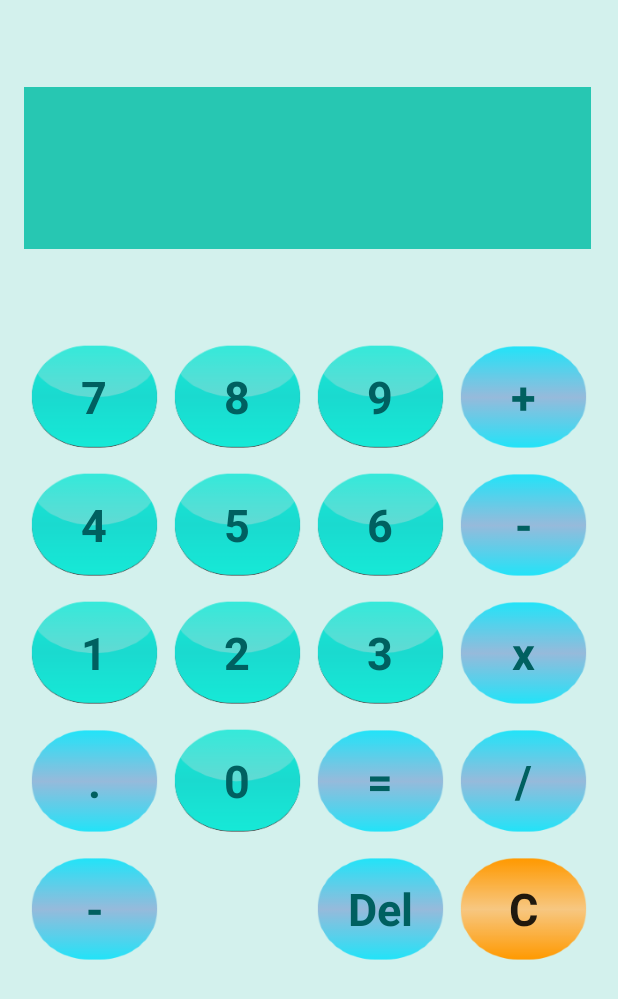
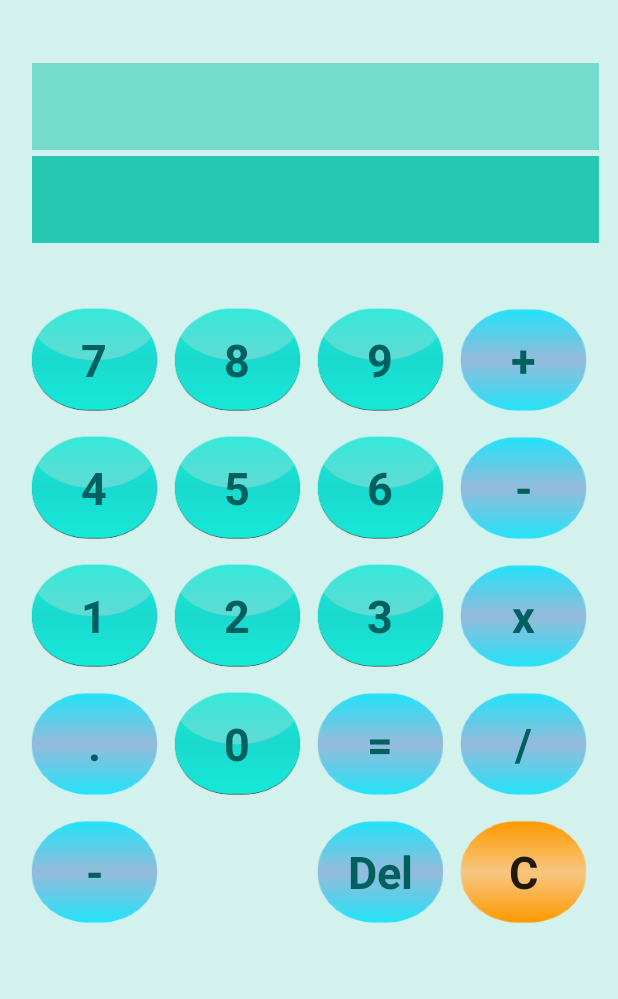
Before and after one commit to Alexsus1997/Calculator, an Android app: the screen it shows after launch (CalculatorActivity), on a phone screen of 412 x 824 dp. Shown: the top 999 px of the screen. Run offline under Robolectric (Android 15) with nearby library versions, the phone set to English and light mode, and no system bars.

Commit message:
Added textView for current operation. Now the operation is displayed on the layout

```diff
--- a/app/src/main/java/com/example/calculator/model/Display.java
+++ b/app/src/main/java/com/example/calculator/model/Display.java
@@ -1,8 +1,4 @@
 package com.example.calculator.model;
-
-import android.graphics.Path;
-
-import java.text.DecimalFormat;
 import java.math.*;
 
 public class Display
@@ -13,13 +9,9 @@ public class Display
     private String CurrentDisplay = "";
     private String CurrentOperation = "";
 
-    private static DecimalFormat Decimals;
-
     private Boolean PointFlag;
     private Boolean NegativeSignFlag;
     private Boolean OperatorFlag;
-
-
 
 
     //Button Variable initialization
@@ -43,8 +35,9 @@ public class Display
     static final String ADDITION       = "plusSign";
     static final String SUBTRACTION    = "subtractSign";
 
-    static final String CLEAR  = "clearButton";
     static final String DELETE = "deleteButton";
+
+    TextDisplay textDisplay = new TextDisplay();
 
 
     public Display()
@@ -55,8 +48,6 @@ public class Display
         PointFlag           = Boolean.FALSE;
         NegativeSignFlag    = Boolean.FALSE;
         OperatorFlag        = Boolean.FALSE;
-        Decimals = new DecimalFormat("#0.0");
-
     }
 
 
@@ -96,7 +87,7 @@ public class Display
 
     }
 
-    public String selectButton(String buttonTag)
+    public TextDisplay selectButton(String buttonTag)
     {
         switch (buttonTag)
         {
@@ -297,7 +288,10 @@ public class Display
                     break;
         }
 
-        return CurrentDisplay;
+        textDisplay.CurrentDisplay      = this.CurrentDisplay;
+        textDisplay.CurrentOperation    = this.CurrentOperation;
+
+        return textDisplay;
     }
     public void clear()
     {
--- a/app/src/main/java/com/example/calculator/presenter/CalculatorPresenter.java
+++ b/app/src/main/java/com/example/calculator/presenter/CalculatorPresenter.java
@@ -1,5 +1,6 @@
 package com.example.calculator.presenter;
 
+import com.example.calculator.model.TextDisplay;
 import com.example.calculator.view.CalculatorView;
 import com.example.calculator.model.Display;
 
@@ -34,16 +35,32 @@ public class CalculatorPresenter implements Presenter
     {
         //Perform tasks when buttons are clicked
         //Bridge between Model logic and View button setter
-        String textToDisplay;
+       TextDisplay display = new TextDisplay();
+       display =   model.selectButton(buttonTag);
 
-        textToDisplay = model.selectButton(buttonTag); //String
+        //textToDisplay       = model.selectButton(buttonTag).CurrentDisplay; //String
 
+        //display.CurrentDisplay   = model.selectButton(buttonTag).CurrentOperation; //String
 
-        if(buttonTag == "clearButton")
+        switch(display.CurrentOperation)
         {
-            onClearClicked();
+            case "divisionSign":
+                display.CurrentOperation = "/";
+                break;
+            case "multiplicationSign":
+                display.CurrentOperation= "x";
+                break;
+            case "plusSign":
+                display.CurrentOperation = "+";
+                break;
+            case "subtractSign":
+                display.CurrentOperation = "-";
+                break;
+            default:
+                display.CurrentOperation = "";
+                break;
         }
-        view.showDisplay(textToDisplay);
+        view.showDisplay(display.CurrentDisplay, display.CurrentOperation);
 
 
 
--- a/app/src/main/java/com/example/calculator/view/CalculatorActivity.java
+++ b/app/src/main/java/com/example/calculator/view/CalculatorActivity.java
@@ -53,11 +53,17 @@ public class CalculatorActivity extends AppCompatActivity implements CalculatorV
         presenter.onButtonClicked(button_name);
     }
 
-    public void showDisplay(String textToBeDisplayed)
+    public void showDisplay(String textToBeDisplayed, String operatorToBeDisplayed)
     {
+        //Print current number to be displayed
         TextView textView = (TextView) findViewById(R.id.textdisplay);
         textView.setText(textToBeDisplayed);
         textView.setVisibility(View.VISIBLE);
+
+        //Print current operator to be displayed
+        TextView operatorView = (TextView) findViewById(R.id.operatordisplay);
+        operatorView.setText(operatorToBeDisplayed);
+        operatorView.setVisibility(View.VISIBLE);
     }
 
     public void onClearDisplay(View v)
--- a/app/src/main/java/com/example/calculator/view/CalculatorView.java
+++ b/app/src/main/java/com/example/calculator/view/CalculatorView.java
@@ -5,6 +5,6 @@ import android.view.View;
 public interface CalculatorView
 {
     void onButtonClicked(View v);
-    void showDisplay(String textToBeDisplayed);
+    void showDisplay(String textToBeDisplayed, String operatorToBeDisplayed);
     void onClearDisplay(View v);
 }
--- a/app/src/main/res/layout/calculatorlayout.xml
+++ b/app/src/main/res/layout/calculatorlayout.xml
@@ -7,12 +7,13 @@
     android:background="#2800BFA5"
     tools:context="com.example.calculator.view.CalculatorActivity">
 
+
     <GridLayout
         android:id="@+id/gridLayout"
         android:layout_width="wrap_content"
         android:layout_height="0dp"
-        android:layout_marginTop="32dp"
-        android:layout_marginBottom="50dp"
+        android:layout_marginTop="8dp"
+        android:layout_marginBottom="70dp"
         android:columnCount="4"
         android:rowCount="3"
         app:layout_constraintBottom_toBottomOf="parent"
@@ -125,7 +126,7 @@
 
         <Button
             style="@style/Widget.AppCompat.Button.Borderless"
-            android:enabled="false"/>
+            android:enabled="false" />
 
         <Button
             style="@style/CalculatorThemeOperators"
@@ -143,43 +144,64 @@
 
     </GridLayout>
 
+    <LinearLayout
+        android:id="@+id/operator_display"
+        android:layout_width="378dp"
+        android:layout_height="58dp"
+        android:layout_marginStart="24dp"
+        android:layout_marginLeft="24dp"
+        android:layout_marginTop="42dp"
+        android:layout_marginEnd="16dp"
+        android:layout_marginRight="16dp"
+        android:background="#7200BFA5"
+        android:gravity="center"
+        android:orientation="vertical"
+        android:visibility="visible"
+        app:layout_constraintBottom_toTopOf="@+id/number_display"
+        app:layout_constraintEnd_toEndOf="parent"
+        app:layout_constraintStart_toStartOf="parent"
+        app:layout_constraintTop_toTopOf="parent"
+        tools:visibility="visible">
+
+        <TextView
+            android:id="@+id/operatordisplay"
+            android:layout_width="282dp"
+            android:layout_height="match_parent"
+            android:gravity="right"
+            android:textSize="24sp"
+            android:textStyle="bold"
+            android:visibility="visible"
+            tools:layout_editor_absoluteX="0dp"
+            tools:layout_editor_absoluteY="-16dp" />
+
+    </LinearLayout>
 
     <LinearLayout
         android:id="@+id/number_display"
         android:layout_width="378dp"
-        android:layout_height="108dp"
-        android:layout_marginStart="16dp"
-        android:layout_marginLeft="16dp"
-        android:layout_marginTop="58dp"
-        android:layout_marginEnd="17dp"
-        android:layout_marginRight="17dp"
-        android:layout_marginBottom="24dp"
+        android:layout_height="58dp"
+        android:layout_marginStart="24dp"
+        android:layout_marginLeft="24dp"
+        android:layout_marginTop="4dp"
+        android:layout_marginEnd="16dp"
+        android:layout_marginRight="16dp"
+        android:layout_marginBottom="27dp"
         android:background="#D000BFA5"
         android:gravity="center"
         android:orientation="vertical"
         android:visibility="visible"
         app:layout_constraintBottom_toTopOf="@+id/gridLayout"
         app:layout_constraintEnd_toEndOf="parent"
-        app:layout_constraintHorizontal_bias="0.0"
         app:layout_constraintStart_toStartOf="parent"
-        app:layout_constraintTop_toTopOf="parent"
+        app:layout_constraintTop_toBottomOf="@+id/operator_display"
         tools:visibility="visible">
 
         <TextView
             android:id="@+id/textdisplay"
-            android:layout_width="343dp"
+            android:layout_width="282dp"
             android:layout_height="wrap_content"
-            android:gravity="right"
+            android:gravity="right|center_horizontal"
             android:textSize="30sp"
-            android:textStyle="bold"
-            android:visibility="visible" />
-
-        <TextView
-            android:id="@+id/operatordisplay"
-            android:layout_width="match_parent"
-            android:layout_height="wrap_content"
-            android:gravity="right"
-            android:textSize="36sp"
             android:textStyle="bold"
             android:visibility="visible" />
 
```
